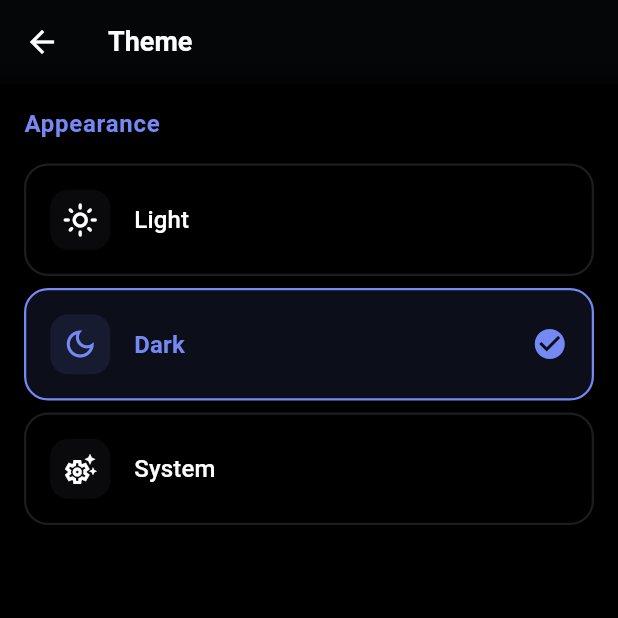
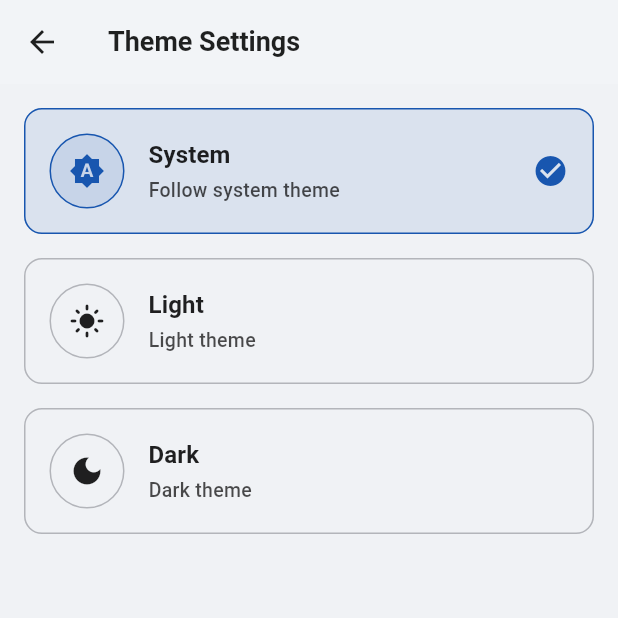
Before and after one commit to furkanarslann/live_chat_app, a Flutter app: the ThemeSettingsPage screen opened directly, on a phone screen of 412 x 824 dp, the top half of it. Run offline on Flutter 3.47's test engine with Material 3 defaults, Android fonts, the light colour scheme and no system bars; our stand-ins replace cloud_firestore, dartz, equatable, firebase_auth, firebase_core, flutter_bloc and 3 more; accounts and stored records are empty; generated files the repository leaves out were written again.

Commit message:
feat: Implement language and theme settings with persistent storage

```diff
--- a/lib/application/auth/auth_cubit.dart
+++ b/lib/application/auth/auth_cubit.dart
@@ -20,11 +20,9 @@ class AuthCubit extends Cubit<AuthState> {
     required SharedPreferences prefs,
   })  : _authRepository = authRepository,
         _prefs = prefs,
-        super(const AuthState()) {
-    _init();
-  }
+        super(const AuthState());
 
-  Future<void> _init() async {
+  Future<void> init() async {
     // Listen to auth state changes
     _authStateSubscription =
         _authRepository.authStateChanges.listen((userOption) {
--- a/lib/application/language/language_cubit.dart
+++ b/lib/application/language/language_cubit.dart
@@ -1,24 +1,48 @@
 import 'package:flutter/material.dart';
 import 'package:flutter_bloc/flutter_bloc.dart';
+import 'package:shared_preferences/shared_preferences.dart';
 
 class LanguageCubit extends Cubit<Locale> {
-  LanguageCubit() : super(const Locale('en'));
+  final SharedPreferences _prefs;
+  static const String _languageKey = 'language_code';
+  static const Locale _defaultLocale = Locale('en');
+  static const List<Locale> supportedLocales = [
+    Locale('en'), // English
+    Locale('de'), // German
+  ];
 
-  void setLanguage(String languageCode) {
-    emit(Locale(languageCode));
+  LanguageCubit({
+    required SharedPreferences prefs,
+  })  : _prefs = prefs,
+        super(_loadLocale(prefs));
+
+  static Locale _loadLocale(SharedPreferences prefs) {
+    final languageCode = prefs.getString(_languageKey);
+    if (languageCode != null &&
+        supportedLocales.any((locale) => locale.languageCode == languageCode)) {
+      return Locale(languageCode);
+    }
+    return _defaultLocale;
   }
 
-  bool get isEnglish => state.languageCode == 'en';
-  bool get isGerman => state.languageCode == 'de';
+  Future<void> setLocale(Locale locale) async {
+    if (!supportedLocales.contains(locale)) return;
+    await _prefs.setString(_languageKey, locale.languageCode);
+    emit(locale);
+  }
 
-  String getCurrentLanguageName() {
-    switch (state.languageCode) {
+  String getLanguageName(String languageCode) {
+    switch (languageCode) {
       case 'en':
         return 'English';
       case 'de':
         return 'Deutsch';
       default:
-        return 'English';
+        return languageCode;
     }
   }
+
+  String getCurrentLanguageName() {
+    return getLanguageName(state.languageCode);
+  }
 }
--- a/lib/application/theme/theme_cubit.dart
+++ b/lib/application/theme/theme_cubit.dart
@@ -1,16 +1,35 @@
+import 'package:flutter/material.dart';
 import 'package:flutter_bloc/flutter_bloc.dart';
-import 'package:flutter/material.dart';
+import 'package:shared_preferences/shared_preferences.dart';
 
 class ThemeCubit extends Cubit<ThemeMode> {
-  ThemeCubit() : super(ThemeMode.dark);
+  final SharedPreferences _prefs;
+  static const String _themeKey = 'theme_mode';
 
-  void toggleTheme() {
-    emit(state == ThemeMode.dark ? ThemeMode.light : ThemeMode.dark);
+  ThemeCubit({
+    required SharedPreferences prefs,
+  })  : _prefs = prefs,
+        super(_loadThemeMode(prefs));
+
+  static ThemeMode _loadThemeMode(SharedPreferences prefs) {
+    final themeName = prefs.getString(_themeKey);
+    switch (themeName) {
+      case 'light':
+        return ThemeMode.light;
+      case 'dark':
+        return ThemeMode.dark;
+      default:
+        return ThemeMode.system;
+    }
   }
 
-  void setTheme(ThemeMode mode) {
+  Future<void> setThemeMode(ThemeMode mode) async {
+    await _prefs.setString(_themeKey, mode.name);
     emit(mode);
   }
 
-  bool get isDarkMode => state == ThemeMode.dark;
+  Future<void> toggleTheme() async {
+    final newMode = state == ThemeMode.light ? ThemeMode.dark : ThemeMode.light;
+    await setThemeMode(newMode);
+  }
 }
--- a/lib/infrastructure/repositories/auth_repository_impl.dart
+++ b/lib/infrastructure/repositories/auth_repository_impl.dart
@@ -1,5 +1,3 @@
-import 'dart:developer';
-
 import 'package:dartz/dartz.dart';
 import 'package:firebase_auth/firebase_auth.dart' as firebase_auth;
 import 'package:cloud_firestore/cloud_firestore.dart';
@@ -37,6 +35,7 @@ class AuthRepositoryImpl implements AuthRepository {
       // Create the user with email and password
       final userCredential = await _firebaseAuth.createUserWithEmailAndPassword(
         email: email,
+        // Firebase Auth validates this against its secure storage
         password: password,
       );
 
@@ -65,10 +64,8 @@ class AuthRepositoryImpl implements AuthRepository {
 
       return right(user);
     } on firebase_auth.FirebaseAuthException catch (e) {
-      log('FirebaseAuthException: ${e.code}', error: e);
       return left(AuthFailure(e.message ?? 'Authentication failed'));
     } catch (e) {
-      log('Unexpected error: $e', error: e);
       return left(UnexpectedFailure(e.toString()));
     }
   }
--- a/lib/l10n/app_en.arb
+++ b/lib/l10n/app_en.arb
@@ -188,5 +188,15 @@
   "pleaseConfirmPassword": "Please confirm your password",
   "passwordsDoNotMatch": "Passwords do not match",
   "passwordRequirements": "Password must be at least 8 characters long and contain uppercase, lowercase, number and special character",
-  "alreadyHaveAccount": "Already have an account?"
+  "alreadyHaveAccount": "Already have an account?",
+  "themeSettings": "Theme Settings",
+  "systemTheme": "System",
+  "systemThemeDescription": "Follow system theme",
+  "lightTheme": "Light",
+  "lightThemeDescription": "Light theme",
+  "darkTheme": "Dark",
+  "darkThemeDescription": "Dark theme",
+  "languageSettings": "Language Settings",
+  "english": "English",
+  "german": "Deutsch"
 }
--- a/lib/presentation/core/widgets/custom_button.dart
+++ b/lib/presentation/core/widgets/custom_button.dart
@@ -57,7 +57,7 @@ class CustomButton extends StatelessWidget {
           )
         : Text(
             text,
-            style: TextStyle(
+            style: const TextStyle(
               fontSize: 16,
               fontWeight: FontWeight.w600,
             ),
--- a/lib/presentation/core/widgets/password_requirements.dart
+++ b/lib/presentation/core/widgets/password_requirements.dart
@@ -109,14 +109,14 @@ class _RequirementTile extends StatelessWidget {
               size: 16,
               color: isMet
                   ? theme.colorScheme.primary
-                  : theme.colorScheme.error.withOpacity(0.5),
+                  : theme.colorScheme.error.withValues(alpha: 0.5),
             ),
           ),
           const SizedBox(width: 8),
           Text(
             title,
             style: theme.textTheme.bodySmall?.copyWith(
-              color: theme.colorScheme.onBackground.withOpacity(0.8),
+              color: theme.colorScheme.onBackground.withValues(alpha: 0.8),
             ),
           ),
         ],
--- a/lib/presentation/pages/auth/register_page.dart
+++ b/lib/presentation/pages/auth/register_page.dart
@@ -7,6 +7,7 @@ import 'package:live_chat_app/presentation/core/router/app_router.dart';
 import 'package:live_chat_app/presentation/core/widgets/custom_button.dart';
 import 'package:live_chat_app/presentation/core/widgets/custom_text_field.dart';
 import 'package:live_chat_app/presentation/core/widgets/password_requirements.dart';
+import 'package:live_chat_app/presentation/core/widgets/language_selector.dart';
 
 class RegisterPage extends StatefulWidget {
   const RegisterPage({super.key});
@@ -98,6 +99,9 @@ class _RegisterPageState extends State<RegisterPage> {
     return Scaffold(
       appBar: AppBar(
         title: Text(context.tr.createAccount),
+        actions: const [
+          LanguageSelector(),
+        ],
       ),
       body: BlocListener<AuthCubit, AuthState>(
         listener: (context, state) {
--- a/lib/presentation/pages/settings/settings_page.dart
+++ b/lib/presentation/pages/settings/settings_page.dart
@@ -1,4 +1,3 @@
-import 'dart:ui';
 import 'package:flutter/material.dart';
 import 'package:flutter_bloc/flutter_bloc.dart';
 import 'package:live_chat_app/application/language/language_cubit.dart';
--- a/lib/presentation/pages/settings/theme_settings_page.dart
+++ b/lib/presentation/pages/settings/theme_settings_page.dart
@@ -1,148 +1,147 @@
-import 'dart:ui';
 import 'package:flutter/material.dart';
 import 'package:flutter_bloc/flutter_bloc.dart';
-import '../../../application/theme/theme_cubit.dart';
-import '../../core/app_theme.dart';
-import '../../core/extensions/build_context_translate_ext.dart';
+import 'package:live_chat_app/application/theme/theme_cubit.dart';
+import 'package:live_chat_app/presentation/core/extensions/build_context_translate_ext.dart';
 
 class ThemeSettingsPage extends StatelessWidget {
   const ThemeSettingsPage({super.key});
 
   @override
   Widget build(BuildContext context) {
+    return Scaffold(
+      appBar: AppBar(
+        title: Text(context.tr.themeSettings),
+      ),
+      body: BlocBuilder<ThemeCubit, ThemeMode>(
+        builder: (context, currentTheme) {
+          return ListView(
+            padding: const EdgeInsets.all(16),
+            children: [
+              _ThemeOption(
+                title: context.tr.systemTheme,
+                subtitle: context.tr.systemThemeDescription,
+                icon: Icons.brightness_auto,
+                isSelected: currentTheme == ThemeMode.system,
+                onTap: () {
+                  context.read<ThemeCubit>().setThemeMode(ThemeMode.system);
+                },
+              ),
+              const SizedBox(height: 16),
+              _ThemeOption(
+                title: context.tr.lightTheme,
+                subtitle: context.tr.lightThemeDescription,
+                icon: Icons.light_mode,
+                isSelected: currentTheme == ThemeMode.light,
+                onTap: () {
+                  context.read<ThemeCubit>().setThemeMode(ThemeMode.light);
+                },
+              ),
+              const SizedBox(height: 16),
+              _ThemeOption(
+                title: context.tr.darkTheme,
+                subtitle: context.tr.darkThemeDescription,
+                icon: Icons.dark_mode,
+                isSelected: currentTheme == ThemeMode.dark,
+                onTap: () {
+                  context.read<ThemeCubit>().setThemeMode(ThemeMode.dark);
+                },
+              ),
+            ],
+          );
+        },
+      ),
+    );
+  }
+}
+
+class _ThemeOption extends StatelessWidget {
+  final String title;
+  final String subtitle;
+  final IconData icon;
+  final bool isSelected;
+  final VoidCallback onTap;
+
+  const _ThemeOption({
+    required this.title,
+    required this.subtitle,
+    required this.icon,
+    required this.isSelected,
+    required this.onTap,
+  });
+
+  @override
+  Widget build(BuildContext context) {
     final theme = Theme.of(context);
     final colorScheme = theme.colorScheme;
 
-    return Scaffold(
-      appBar: AppBar(
-        title: Text(context.tr.theme),
-        flexibleSpace: ClipRect(
-          child: BackdropFilter(
-            filter: ImageFilter.blur(sigmaX: 10, sigmaY: 10),
-            child: Container(color: Colors.transparent),
+    return Material(
+      color: isSelected
+          ? colorScheme.primary.withValues(alpha: 0.1)
+          : Colors.transparent,
+      borderRadius: BorderRadius.circular(12),
+      child: InkWell(
+        onTap: onTap,
+        borderRadius: BorderRadius.circular(12),
+        child: Container(
+          padding: const EdgeInsets.all(16),
+          decoration: BoxDecoration(
+            border: Border.all(
+              color: isSelected
+                  ? colorScheme.primary
+                  : colorScheme.outline.withValues(alpha: 0.5),
+            ),
+            borderRadius: BorderRadius.circular(12),
+          ),
+          child: Row(
+            children: [
+              Container(
+                padding: const EdgeInsets.all(12),
+                decoration: BoxDecoration(
+                  color: isSelected
+                      ? colorScheme.primary.withValues(alpha: 0.1)
+                      : colorScheme.surface,
+                  border: Border.all(
+                    color: isSelected
+                        ? colorScheme.primary
+                        : colorScheme.outline.withValues(alpha: 0.5),
+                  ),
+                  shape: BoxShape.circle,
+                ),
+                child: Icon(
+                  icon,
+                  color:
+                      isSelected ? colorScheme.primary : colorScheme.onSurface,
                 ),
               ),
-      ),
-      body: CustomScrollView(
-        slivers: [
-          SliverToBoxAdapter(
-            child: Padding(
-              padding: const EdgeInsets.all(Spacing.md),
+              const SizedBox(width: 16),
+              Expanded(
                 child: Column(
                   crossAxisAlignment: CrossAxisAlignment.start,
                   children: [
                     Text(
-                    context.tr.appearance,
+                      title,
                       style: theme.textTheme.titleMedium?.copyWith(
-                      color: colorScheme.primary,
-                      fontWeight: FontWeight.w600,
-                      letterSpacing: 0.5,
+                        color: colorScheme.onSurface,
+                        fontWeight: isSelected ? FontWeight.bold : null,
                       ),
                     ),
-                  const SizedBox(height: Spacing.md),
-                  _buildThemeOption(
-                    context: context,
-                    title: context.tr.light,
-                    icon: Icons.light_mode_outlined,
-                    isSelected: context.select(
-                      (ThemeCubit cubit) => cubit.state == ThemeMode.light,
-                    ),
-                    onTap: () =>
-                        context.read<ThemeCubit>().setTheme(ThemeMode.light),
-                  ),
-                  const SizedBox(height: Spacing.sm),
-                  _buildThemeOption(
-                    context: context,
-                    title: context.tr.dark,
-                    icon: Icons.dark_mode_outlined,
-                    isSelected: context.select(
-                      (ThemeCubit cubit) => cubit.state == ThemeMode.dark,
-                    ),
-                    onTap: () =>
-                        context.read<ThemeCubit>().setTheme(ThemeMode.dark),
-                  ),
-                  const SizedBox(height: Spacing.sm),
-                  _buildThemeOption(
-                    context: context,
-                    title: context.tr.system,
-                    icon: Icons.settings_suggest_outlined,
-                    isSelected: context.select(
-                      (ThemeCubit cubit) => cubit.state == ThemeMode.system,
-                    ),
-                    onTap: () =>
-                        context.read<ThemeCubit>().setTheme(ThemeMode.system),
-                  ),
-                ],
-              ),
+                    const SizedBox(height: 4),
+                    Text(
+                      subtitle,
+                      style: theme.textTheme.bodyMedium?.copyWith(
+                        color: colorScheme.onSurface.withValues(alpha: 0.7),
                       ),
                     ),
                   ],
-      ),
-    );
-  }
-
-  Widget _buildThemeOption({
-    required BuildContext context,
-    required String title,
-    required IconData icon,
-    required bool isSelected,
-    required VoidCallback onTap,
-  }) {
-    final theme = Theme.of(context);
-    final colorScheme = theme.colorScheme;
-
-    return InkWell(
-      onTap: onTap,
-      borderRadius: BorderRadius.circular(16),
-      child: AnimatedContainer(
-        duration: const Duration(milliseconds: 200),
-        padding: const EdgeInsets.all(Spacing.md),
-        decoration: BoxDecoration(
-          color: isSelected
-              ? colorScheme.primary.withOpacity(0.1)
-              : Colors.transparent,
-          borderRadius: BorderRadius.circular(16),
-          border: Border.all(
-            color: isSelected
-                ? colorScheme.primary
-                : theme.dividerColor.withOpacity(0.2),
-            width: 1.5,
-          ),
-        ),
-        child: Row(
-          children: [
-            Container(
-              padding: const EdgeInsets.all(Spacing.sm),
-              decoration: BoxDecoration(
-                color: isSelected
-                    ? colorScheme.primary.withOpacity(0.1)
-                    : theme.cardColor.withOpacity(0.5),
-                borderRadius: BorderRadius.circular(12),
-              ),
-              child: Icon(
-                icon,
-                color: isSelected ? colorScheme.primary : colorScheme.onSurface,
-                size: 24,
-              ),
-            ),
-            const SizedBox(width: Spacing.md),
-            Expanded(
-              child: Text(
-                title,
-                style: theme.textTheme.titleMedium?.copyWith(
-                  fontWeight: isSelected ? FontWeight.w600 : FontWeight.w500,
-                  color:
-                      isSelected ? colorScheme.primary : colorScheme.onSurface,
-                ),
                 ),
               ),
               if (isSelected)
                 Icon(
                   Icons.check_circle,
                   color: colorScheme.primary,
-                size: 24,
                 ),
             ],
+          ),
         ),
       ),
     );
```
Also changed, not shown: lib/l10n/app_de.arb (+11 -1 lines), lib/presentation/core/widgets/language_selector.dart (added, +50 -0 lines), lib/presentation/pages/auth/login_page.dart (+7 -0 lines), lib/presentation/pages/settings/language_settings_page.dart (+81 -81 lines), lib/presentation/pages/splash/splash_page.dart (+26 -16 lines), lib/setup_dependencies.dart (+8 -2 lines). Lines whose indentation alone changed are shown as unchanged.
